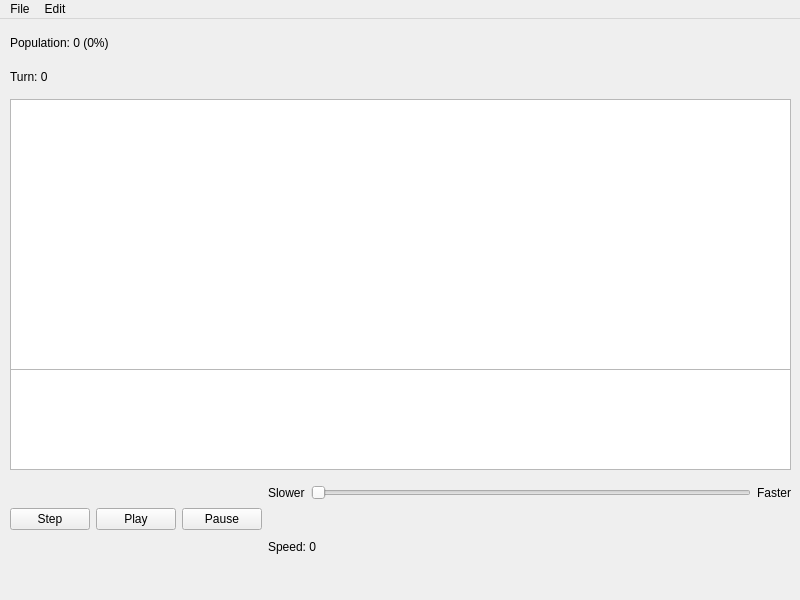
Above: Life/mainwindow.ui from ramirez-gabriela27/life before the change. Below: the same form after it.
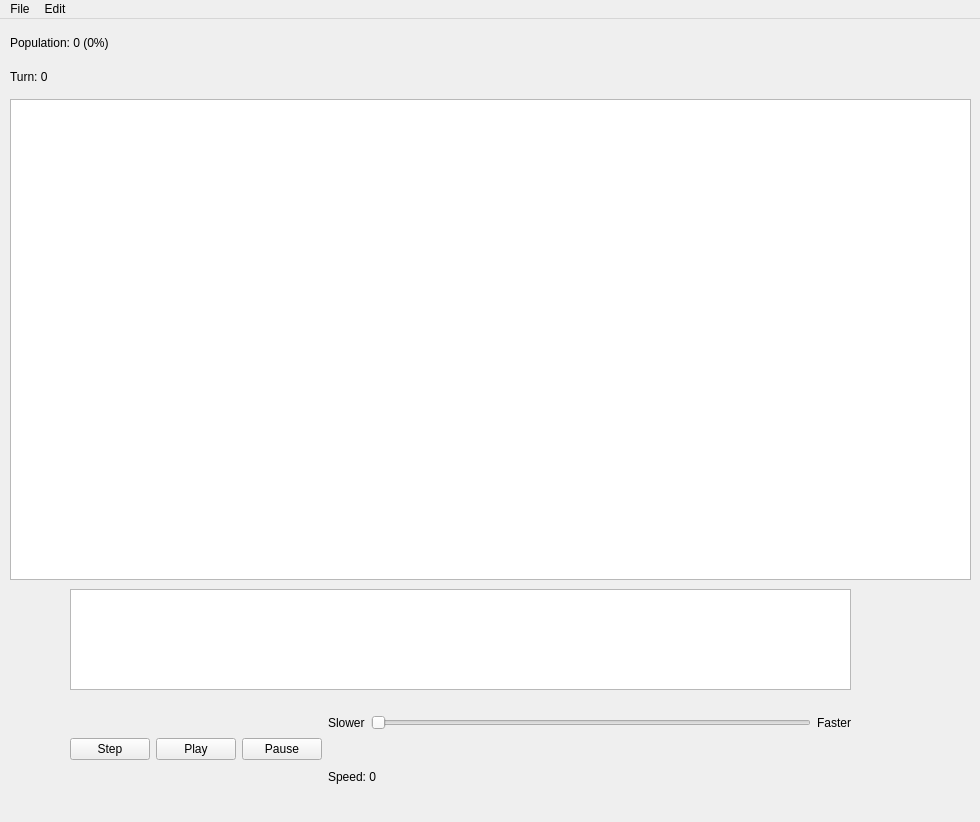
That is the form after the change.

Commit message: Fixed Crash with different dimensions

The edit to the form file:
```diff
--- a/Life/mainwindow.ui
+++ b/Life/mainwindow.ui
@@ -6,8 +6,8 @@
    <rect>
     <x>0</x>
     <y>0</y>
-    <width>800</width>
-    <height>600</height>
+    <width>980</width>
+    <height>822</height>
    </rect>
   </property>
   <property name="windowTitle">
@@ -17,8 +17,8 @@
    <widget class="QWidget" name="horizontalLayoutWidget">
     <property name="geometry">
      <rect>
-      <x>10</x>
-      <y>450</y>
+      <x>70</x>
+      <y>680</y>
       <width>781</width>
       <height>101</height>
      </rect>
@@ -86,8 +86,8 @@
    <widget class="QGraphicsView" name="graph_view">
     <property name="geometry">
      <rect>
-      <x>10</x>
-      <y>350</y>
+      <x>70</x>
+      <y>570</y>
       <width>781</width>
       <height>101</height>
      </rect>
@@ -98,8 +98,8 @@
      <rect>
       <x>10</x>
       <y>80</y>
-      <width>781</width>
-      <height>271</height>
+      <width>961</width>
+      <height>481</height>
      </rect>
     </property>
    </widget>
@@ -135,7 +135,7 @@
     <rect>
      <x>0</x>
      <y>0</y>
-     <width>800</width>
+     <width>980</width>
      <height>26</height>
     </rect>
    </property>
```
The commit also changes 2 other files.
